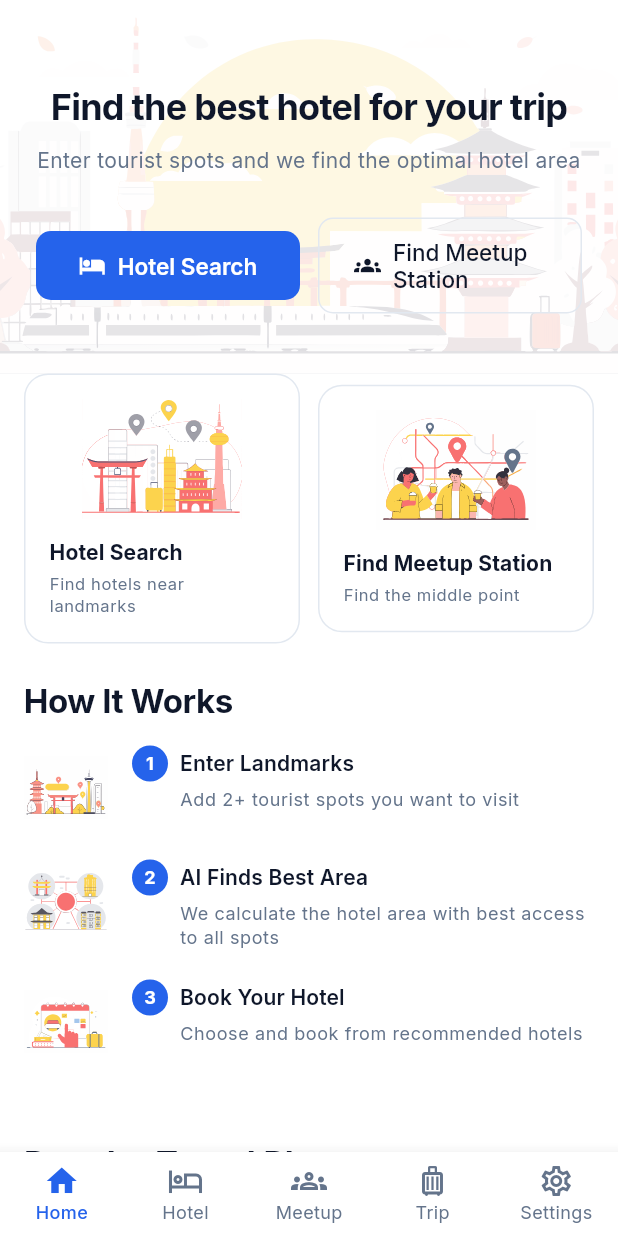
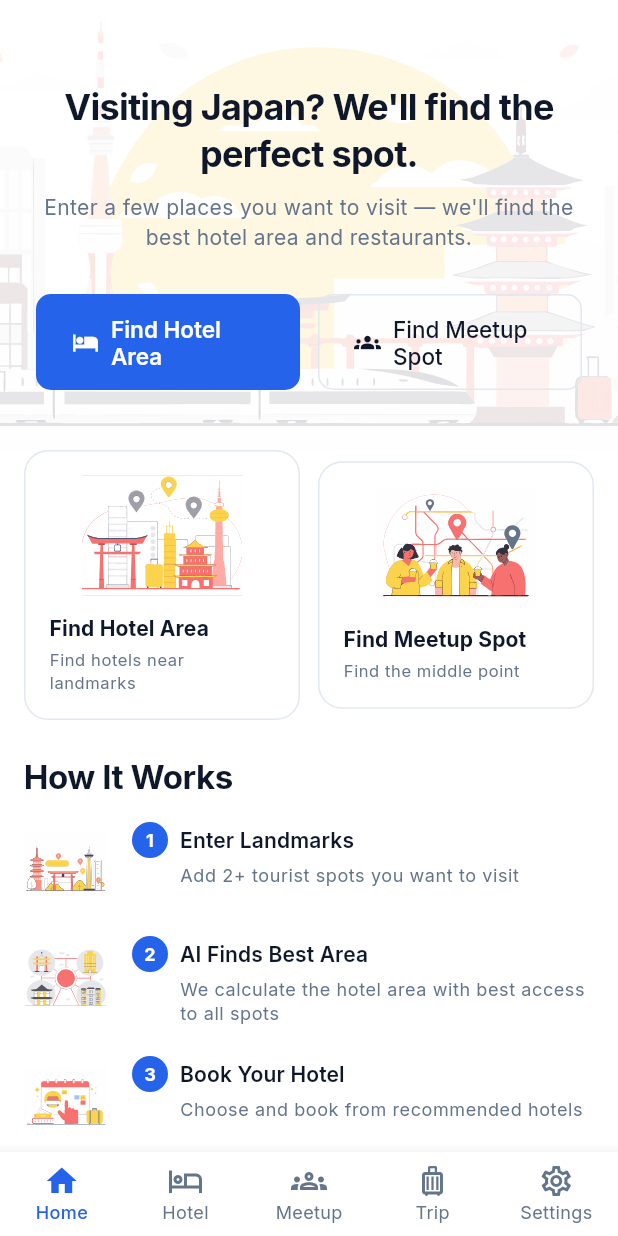
Before and after one commit to limch998-kyo/norigo-app, a Flutter app: the screen it shows after launch, on a phone screen of 412 x 824 dp. Run offline on Flutter 3.47's test engine with Material 3 defaults, Android fonts, the phone set to English and light mode, and no system bars; our stand-ins replace cached_network_image, dio, flutter_map, flutter_riverpod, flutter_svg, google_fonts and 2 more; network calls fail.

Commit message:
fix: API format, landing text, Quick Plan layout, search accuracy
API fixes:
- Landmark search: handle {landmarks:[...]} response format from web API
- Stay recommend: send only name/lat/lng (not slug/region), add stayStyle/locale params
- Normalize landmark search results to Landmark model correctly

Landing page text (matching web exactly):
- ja: 「集まる場所、もう迷わない。」
- ko: 「일본 여행, 딱 좋은 위치를 찾아줄게요.」
- en: "Visiting Japan? We'll find the perfect spot."
- zh: 「日本旅行？帮你找到完美位置。」
- All subtitles, CTA labels, section titles updated to match web translations

Quick Plan UI:
- Change from horizontal scroll to full-width vertical cards
- 16:9 aspect ratio images matching web layout
- Full-width touch targets

Co-Authored-By: Claude Opus 4.6 (1M context) <noreply@anthropic.com>

```diff
--- a/lib/l10n/app_en.arb
+++ b/lib/l10n/app_en.arb
@@ -1,8 +1,8 @@
 {
   "@@locale": "en",
   "appTitle": "Norigo",
-  "homeTitle": "Find the best hotel for your trip",
-  "homeSubtitle": "Enter tourist spots and we find the optimal hotel area",
+  "homeTitle": "Visiting Japan? We'll find the perfect spot.",
+  "homeSubtitle": "Enter a few places you want to visit — we'll find the best hotel area and restaurants.",
   "searchPlaceholder": "Search landmarks...",
   "searchButton": "Search Hotels",
   "tokyoTitle": "Tokyo / Kanto",
@@ -10,9 +10,9 @@
   "seoulTitle": "Seoul",
   "busanTitle": "Busan",
   "quickPlanTitle": "Popular Travel Plans",
-  "quickPlanDesc": "Start your trip with one tap",
-  "quickPlanCta": "Search",
-  "staySearchTitle": "Hotel Search",
+  "quickPlanDesc": "Tap to instantly find the best hotel area",
+  "quickPlanCta": "Find Hotels",
+  "staySearchTitle": "Find Hotel Area",
   "tripTitle": "My Trip",
   "guidesTitle": "Travel Guides",
   "addToTrip": "Add to trip",
@@ -33,7 +33,7 @@
   "tabSearch": "Search",
   "tabTrip": "Trip",
   "tabGuide": "Guide",
-  "meetupTitle": "Find Meetup Station",
+  "meetupTitle": "Find Meetup Spot",
   "meetupSearchButton": "Find Meetup Station",
   "stationPlaceholder": "Enter station name...",
   "addStations": "Add departure stations (2-5)",
@@ -42,7 +42,7 @@
   "budget": "Budget (optional)",
   "options": "Options",
   "dates": "Dates",
-  "addLandmarks": "Add landmarks",
+  "addLandmarks": "Enter all places you want to visit",
   "results": "Results",
   "noResults": "No results found",
   "recommendedHotels": "Recommended Hotels",
--- a/lib/l10n/app_localizations_en.dart
+++ b/lib/l10n/app_localizations_en.dart
@@ -12,11 +12,11 @@ class AppLocalizationsEn extends AppLocalizations {
   String get appTitle => 'Norigo';
 
   @override
-  String get homeTitle => 'Find the best hotel for your trip';
+  String get homeTitle => 'Visiting Japan? We\'ll find the perfect spot.';
 
   @override
   String get homeSubtitle =>
-      'Enter tourist spots and we find the optimal hotel area';
+      'Enter a few places you want to visit — we\'ll find the best hotel area and restaurants.';
 
   @override
   String get searchPlaceholder => 'Search landmarks...';
@@ -40,13 +40,13 @@ class AppLocalizationsEn extends AppLocalizations {
   String get quickPlanTitle => 'Popular Travel Plans';
 
   @override
-  String get quickPlanDesc => 'Start your trip with one tap';
+  String get quickPlanDesc => 'Tap to instantly find the best hotel area';
 
   @override
-  String get quickPlanCta => 'Search';
+  String get quickPlanCta => 'Find Hotels';
 
   @override
-  String get staySearchTitle => 'Hotel Search';
+  String get staySearchTitle => 'Find Hotel Area';
 
   @override
   String get tripTitle => 'My Trip';
@@ -96,7 +96,7 @@ class AppLocalizationsEn extends AppLocalizations {
   String get tabGuide => 'Guide';
 
   @override
-  String get meetupTitle => 'Find Meetup Station';
+  String get meetupTitle => 'Find Meetup Spot';
 
   @override
   String get meetupSearchButton => 'Find Meetup Station';
@@ -123,7 +123,7 @@ class AppLocalizationsEn extends AppLocalizations {
   String get dates => 'Dates';
 
   @override
-  String get addLandmarks => 'Add landmarks';
+  String get addLandmarks => 'Enter all places you want to visit';
 
   @override
   String get results => 'Results';
--- a/lib/providers/stay_provider.dart
+++ b/lib/providers/stay_provider.dart
@@ -113,13 +113,16 @@ class StaySearchNotifier extends StateNotifier<StaySearchState> {
 
     try {
       final api = _ref.read(apiClientProvider);
+      final locale = _ref.read(localeProvider);
       final result = await api.getStayRecommendation(
         landmarks: state.landmarks,
         region: state.region,
         mode: state.mode,
+        stayStyle: 'auto',
         maxBudget: state.maxBudget,
         checkIn: state.checkIn,
         checkOut: state.checkOut,
+        locale: locale,
       );
       state = state.copyWith(result: result, isLoading: false);
     } catch (e) {
```
Also changed, not shown: lib/l10n/app_ja.arb (+10 -10 lines), lib/l10n/app_ko.arb (+7 -7 lines), lib/l10n/app_localizations.dart (+7 -7 lines), lib/l10n/app_localizations_ja.dart (+11 -10 lines), lib/l10n/app_localizations_ko.dart (+7 -7 lines), lib/l10n/app_localizations_zh.dart (+7 -7 lines), lib/l10n/app_zh.arb (+7 -7 lines), lib/screens/home/widgets/quick_plan_cards.dart (+9 -15 lines), lib/services/api_client.dart (+34 -4 lines).
